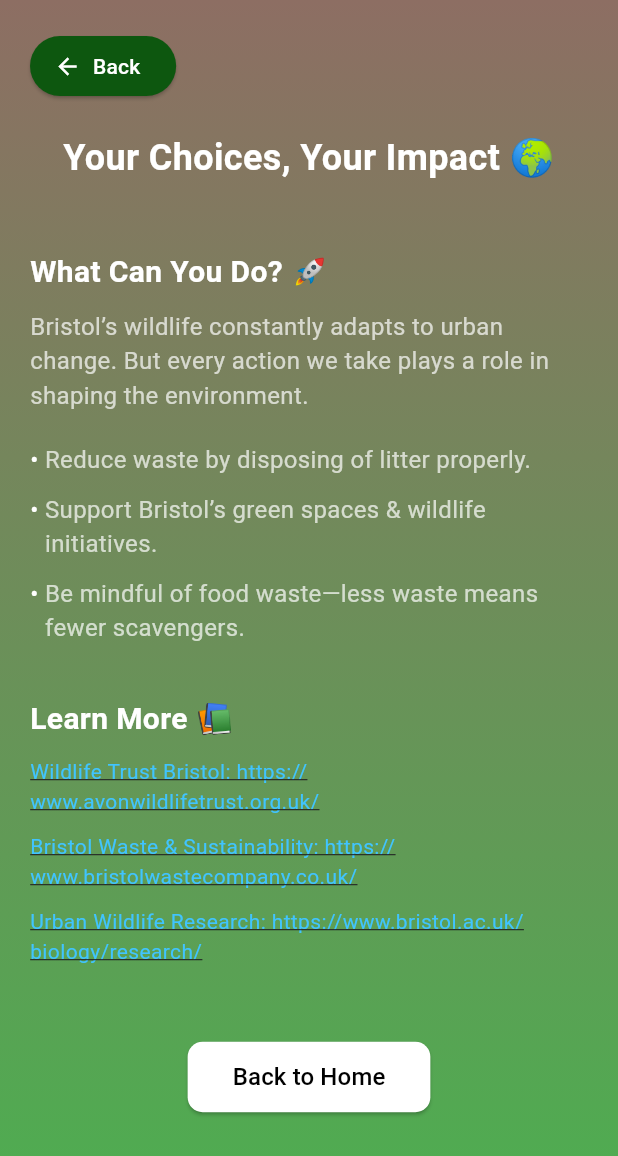
After one commit to jamesbUOB/Brishack, a Flutter app: the ReflectionsPage screen opened directly, on a phone screen of 412 x 824 dp. The commit adds this screen. Shown: the top 1156 px of the screen. Run offline on Flutter 3.47's test engine with Material 3 defaults, Android fonts, the phone set to English and light mode, and no system bars; our stand-ins replace animated_text_kit, socket_io_client; network calls fail.

Commit message:
Final page added

```diff
--- a/app/lib/screens/customise.dart
+++ b/app/lib/screens/customise.dart
@@ -1,3 +1,4 @@
+import 'package:app/screens/reflection.dart';
 import 'package:flutter/material.dart';
 import 'package:socket_io_client/socket_io_client.dart' as IO;
 class CustomisePage extends StatefulWidget {
@@ -268,7 +269,7 @@ class _CustomisePageState extends State<CustomisePage> {
                       onPressed: () {
                         Navigator.push(
                           context,
-                          MaterialPageRoute(builder: (context) => const CustomisePage()),
+                          MaterialPageRoute(builder: (context) => ReflectionsPage()),
                         );
                       },
                       style: ButtonStyle(
--- /dev/null
+++ b/app/lib/screens/reflection.dart
@@ -0,0 +1,152 @@
+import 'package:app/screens/home.dart';
+import 'package:flutter/material.dart';
+
+class ReflectionsPage extends StatelessWidget {
+  const ReflectionsPage({super.key});
+
+  @override
+  Widget build(BuildContext context) {
+    return Scaffold(
+      body: Container(
+        width: double.infinity,
+        height: double.infinity,
+        decoration: const BoxDecoration(
+          gradient: LinearGradient(
+            begin: Alignment.topCenter,
+            end: Alignment.bottomCenter,
+            colors: [
+              Color(0xFF8D6E63), // Earthy Brown
+              Color(0xFF4CAF50), // Green
+            ],
+          ),
+        ),
+        child: SingleChildScrollView(
+          padding: const EdgeInsets.all(20.0),
+          child: Column(
+            crossAxisAlignment: CrossAxisAlignment.start,
+            children: [
+              // **Back Button**
+              Align(
+                alignment: Alignment.topLeft,
+                child: ElevatedButton.icon(
+                  onPressed: () {
+                    Navigator.pop(context);
+                  },
+                  icon: const Icon(Icons.arrow_back, color: Colors.white),
+                  label: const Text("Back", style: TextStyle(color: Colors.white)),
+                  style: ElevatedButton.styleFrom(
+                    backgroundColor: const Color.fromARGB(255, 13, 87, 15),
+                  ),
+                ),
+              ),
+              const SizedBox(height: 20),
+
+              // **Title & Summary**
+              const Center(
+                child: Text(
+                  "Your Choices, Your Impact 🌍",
+                  style: TextStyle(
+                    fontSize: 24,
+                    fontWeight: FontWeight.bold,
+                    color: Colors.white,
+                  ),
+                  textAlign: TextAlign.center,
+                ),
+              ),
+              const SizedBox(height: 15),
+              const SizedBox(height: 30),
+
+              // **Final Thoughts & Real-World Impact**
+              const Text(
+                "What Can You Do? 🚀",
+                style: TextStyle(fontSize: 20, fontWeight: FontWeight.bold, color: Colors.white),
+              ),
+              const SizedBox(height: 10),
+              const Text(
+                "Bristol’s wildlife constantly adapts to urban change. But every action we take plays a role in shaping the environment.",
+                style: TextStyle(fontSize: 16, color: Colors.white70),
+                textAlign: TextAlign.start,
+              ),
+              const SizedBox(height: 15),
+
+              // **Action List**
+              _actionListItem("Reduce waste by disposing of litter properly."),
+              _actionListItem("Support Bristol’s green spaces & wildlife initiatives."),
+              _actionListItem("Be mindful of food waste—less waste means fewer scavengers."),
+
+              const SizedBox(height: 30),
+
+              // **Further Resources**
+              const Text(
+                "Learn More 📚",
+                style: TextStyle(fontSize: 20, fontWeight: FontWeight.bold, color: Colors.white),
+              ),
+              const SizedBox(height: 10),
+              _resourceLink("Wildlife Trust Bristol", "https://www.avonwildlifetrust.org.uk/"),
+              _resourceLink("Bristol Waste & Sustainability", "https://www.bristolwastecompany.co.uk/"),
+              _resourceLink("Urban Wildlife Research", "https://www.bristol.ac.uk/biology/research/"),
+
+              const SizedBox(height: 40),
+
+              // **Back to Home Button**
+              Center(
+                child: ElevatedButton(
+                  style: ElevatedButton.styleFrom(
+                    backgroundColor: Colors.white,
+                    padding: const EdgeInsets.symmetric(horizontal: 30, vertical: 12),
+                    shape: RoundedRectangleBorder(
+                      borderRadius: BorderRadius.circular(10),
+                    ),
+
+                  ),
+                  onPressed: () {
+                    Navigator.pop(context);
+                     Navigator.push(
+                          context,
+                          MaterialPageRoute(builder: (context) => HomePage()),
+                        );
+                  },
+                  child: const Text(
+                    "Back to Home",
+                    style: TextStyle(fontSize: 16, color: Colors.black),
+                  ),
+                ),
+              ),
+              const SizedBox(height: 30),
+            ],
+          ),
+        ),
+      ),
+    );
+  }
+
+  // **Reusable Action List Item**
+  static Widget _actionListItem(String text) {
+    return Padding(
+      padding: const EdgeInsets.symmetric(vertical: 5.0),
+      child: Row(
+        crossAxisAlignment: CrossAxisAlignment.start,
+        children: [
+          const Text("• ", style: TextStyle(color: Colors.white, fontSize: 16)),
+          Expanded(
+            child: Text(
+              text,
+              style: const TextStyle(fontSize: 16, color: Colors.white70),
+            ),
+          ),
+        ],
+      ),
+    );
+  }
+
+  // **Reusable Resource Link**
+  static Widget _resourceLink(String title, String url) {
+    return Padding(
+      padding: const EdgeInsets.only(bottom: 10),
+      child: Text(
+        "$title: $url",
+        style: const TextStyle(fontSize: 14, color: Colors.lightBlueAccent, decoration: TextDecoration.underline),
+      ),
+    );
+  }
+}
```
